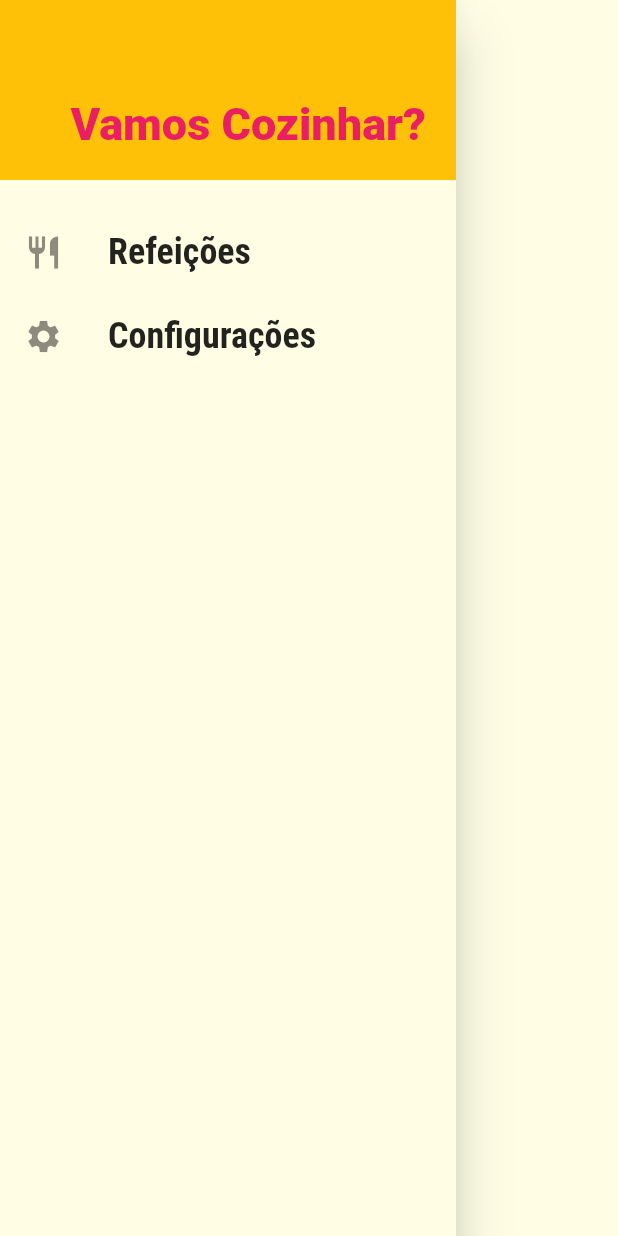
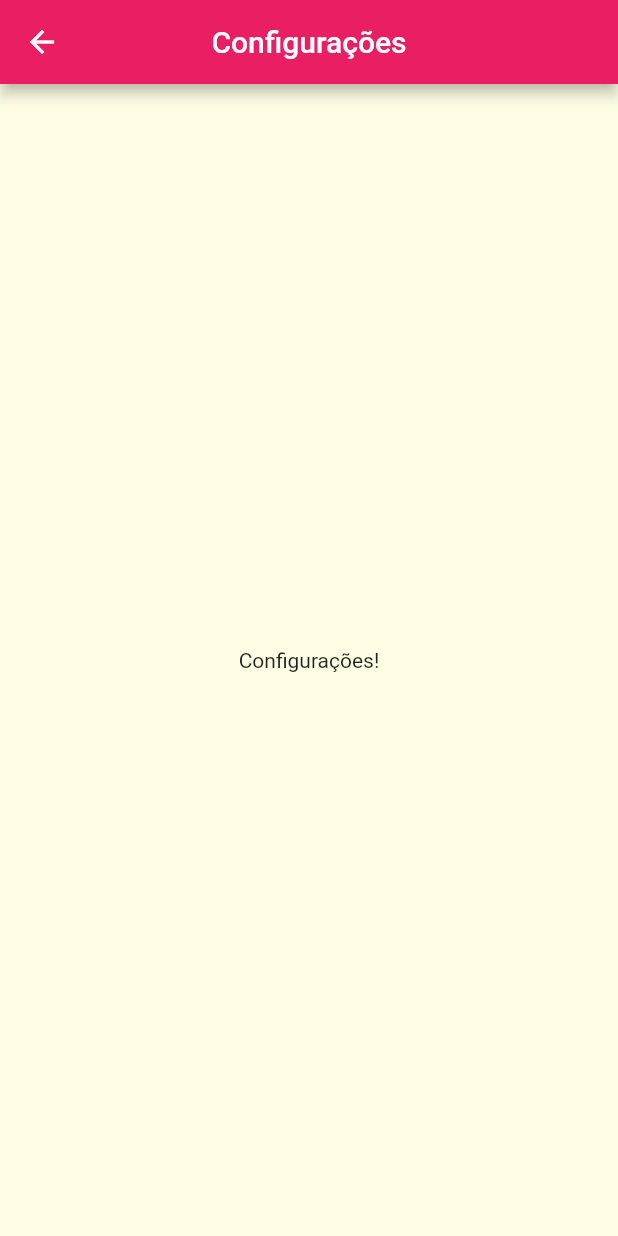
Before and after one commit to portelaoliveira/meals, a Flutter app: the MainDrawer widget shown alone on an empty page, opened directly, after a tap on "Configurações", on a phone screen of 412 x 824 dp. Run offline on Flutter 3.47's test engine with Material 2 defaults, Android fonts, the phone set to English and light mode, and no system bars; network calls fail.

Commit message:
Adicionar links no Drawer.

```diff
--- a/lib/components/main_drawer.dart
+++ b/lib/components/main_drawer.dart
@@ -1,9 +1,10 @@
 import 'package:flutter/material.dart';
+import '../utils/app_routes.dart';
 
 class MainDrawer extends StatelessWidget {
-  const MainDrawer({super.key});
+  const MainDrawer({Key? key}) : super(key: key);
 
-  Widget _createItem(IconData icon, String label) {
+  Widget _createItem(IconData icon, String label, Function() onTap) {
     return ListTile(
       leading: Icon(
         icon,
@@ -17,7 +18,7 @@ class MainDrawer extends StatelessWidget {
           fontWeight: FontWeight.bold,
         ),
       ),
-      onTap: () {},
+      onTap: onTap,
     );
   }
 
@@ -25,7 +26,7 @@ class MainDrawer extends StatelessWidget {
   Widget build(BuildContext context) {
     return Drawer(
       child: Column(
-        children: <Widget>[
+        children: [
           Container(
             height: 120,
             width: double.infinity,
@@ -41,11 +42,17 @@ class MainDrawer extends StatelessWidget {
               ),
             ),
           ),
-          const SizedBox(
-            height: 20,
+          const SizedBox(height: 20),
+          _createItem(
+            Icons.restaurant,
+            'Refeições',
+            () => Navigator.of(context).pushNamed(AppRoutes.HOME),
           ),
-          _createItem(Icons.restaurant, 'Refeições'),
-          _createItem(Icons.settings, 'Configurações'),
+          _createItem(
+            Icons.settings,
+            'Configurações',
+            () => Navigator.of(context).pushNamed(AppRoutes.SETTINGS),
+          ),
         ],
       ),
     );
--- a/lib/main.dart
+++ b/lib/main.dart
@@ -3,6 +3,7 @@ import 'package:meals/screens/meal_detail_screen.dart';
 import 'screens/categories_meals_screen.dart';
 import 'utils/app_routes.dart';
 import 'screens/tabs_screen.dart';
+import 'screens/settings_screen.dart';
 
 void main() => runApp(const MyApp());
 
@@ -30,6 +31,7 @@ class MyApp extends StatelessWidget {
         AppRoutes.HOME: (ctx) => const TabsScreen(),
         AppRoutes.CATEGORIES_MEALS: (ctx) => const CategoriesMealsScreen(),
         AppRoutes.MEAL_DATAIL: (ctx) => const MealDetailScreen(),
+        AppRoutes.SETTINGS: (ctx) => const SettingsScreen(),
       },
     );
   }
--- a/lib/screens/categories_meals_screen.dart
+++ b/lib/screens/categories_meals_screen.dart
@@ -19,7 +19,7 @@ class CategoriesMealsScreen extends StatelessWidget {
     return Scaffold(
       appBar: AppBar(
         title: Text(category.title),
-        backgroundColor: Colors.pink,
+        backgroundColor: Theme.of(context).primaryColor,
         centerTitle: true,
       ),
       body: ListView.builder(
--- a/lib/screens/meal_detail_screen.dart
+++ b/lib/screens/meal_detail_screen.dart
@@ -36,7 +36,7 @@ class MealDetailScreen extends StatelessWidget {
     return Scaffold(
       appBar: AppBar(
         title: Text(meal.title),
-        backgroundColor: Colors.pink,
+        backgroundColor: Theme.of(context).primaryColor,
         centerTitle: true,
       ),
       body: SingleChildScrollView(
--- /dev/null
+++ b/lib/screens/settings_screen.dart
@@ -0,0 +1,19 @@
+import 'package:flutter/material.dart';
+
+class SettingsScreen extends StatelessWidget {
+  const SettingsScreen({Key? key}) : super(key: key);
+
+  @override
+  Widget build(BuildContext context) {
+    return Scaffold(
+      appBar: AppBar(
+        backgroundColor: Theme.of(context).primaryColor,
+        centerTitle: true,
+        title: const Text('Configurações'),
+      ),
+      body: const Center(
+        child: Text('Configurações!'),
+      ),
+    );
+  }
+}
--- a/lib/screens/tabs_screen.dart
+++ b/lib/screens/tabs_screen.dart
@@ -28,7 +28,7 @@ class _TabsScreenState extends State<TabsScreen> {
   Widget build(BuildContext context) {
     return Scaffold(
       appBar: AppBar(
-        backgroundColor: Colors.pink,
+        backgroundColor: Theme.of(context).primaryColor,
         centerTitle: true,
         title: Text(
           _screens[_selectedScreenIndex]['title'] as String,
--- a/lib/utils/app_routes.dart
+++ b/lib/utils/app_routes.dart
@@ -2,4 +2,5 @@ class AppRoutes {
   static const HOME = '/';
   static const CATEGORIES_MEALS = '/categories-meals';
   static const MEAL_DATAIL = '/meal-detal';
+  static const SETTINGS = '/settings';
 }
```
